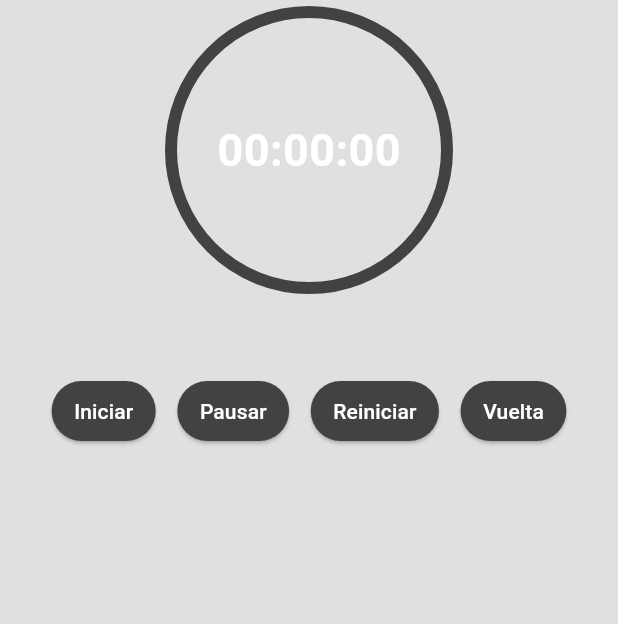
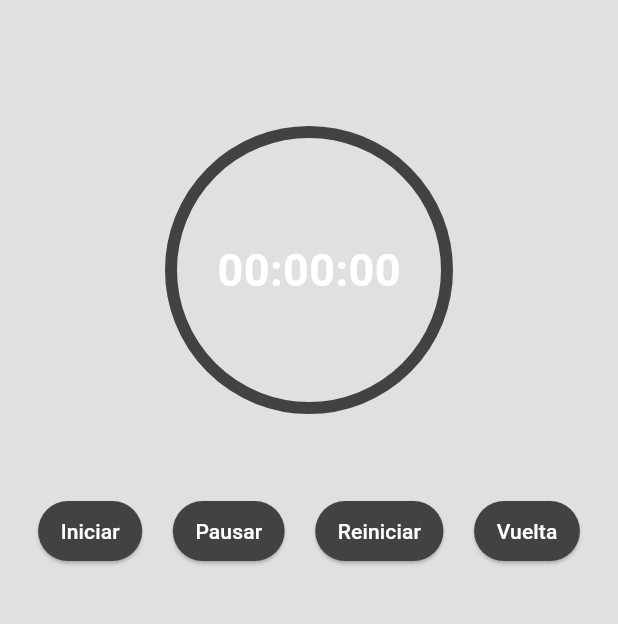
Before and after one commit to niikila/cronometro, a Flutter app: the screen it shows after launch, on a phone screen of 412 x 824 dp, the part 84-708 px from its top. Run offline on Flutter 3.47's test engine with Material 3 defaults, Android fonts, the phone set to English and light mode, and no system bars; our stand-ins replace flutter_local_notifications, permission_handler.

Commit message:
Add Semantic Buttons

```diff
--- a/lib/main.dart
+++ b/lib/main.dart
@@ -6,15 +6,12 @@ import 'package:provider/provider.dart';
 import 'package:cronometro/notifications/notification_service.dart';
 import 'package:permission_handler/permission_handler.dart';
 
-
-
 void main() async {
   WidgetsFlutterBinding.ensureInitialized();
   await NotificationService.initialize(); // INICIALIZA AS NOTIFICAÇÕES
   await Permission.notification.request(); // ES NECESARIO AUTORIZAR POR LA VERSION
-  runApp(MyApp());}
-
-
+  runApp(MyApp());
+}
 
 class MyApp extends StatelessWidget {
   const MyApp({super.key});
@@ -82,7 +79,6 @@ class TimerViewModel extends ChangeNotifier {
     NotificationService.cancelOngoingNotification();
   }
 
-
   void addLap() { // REGISTRAR VUELTA
     if (_stopwatch.isRunning) {
       String lapTime = _formatTime(_stopwatch.elapsedMilliseconds);
@@ -96,7 +92,6 @@ class TimerViewModel extends ChangeNotifier {
     }
   }
 
-
   String _formatTime(int milliseconds) {
     int centiseconds = (milliseconds / 10).truncate();
     int seconds = (centiseconds / 100).truncate();
@@ -108,8 +103,6 @@ class TimerViewModel extends ChangeNotifier {
     return "$minutesStr:$secondsStr:$centisecondsStr";
   }
 }
-
-
 
 class TimerScreen extends StatelessWidget {
   const TimerScreen({super.key});
@@ -125,16 +118,21 @@ class TimerScreen extends StatelessWidget {
           'CRONOMETRO',
           style: TextStyle(
             color: Colors.white,
-              fontWeight: FontWeight.bold,)),
+            fontWeight: FontWeight.bold,
+          ),
+        ),
         backgroundColor: Colors.black12,
       ),
       body: Column(
-        mainAxisAlignment: MainAxisAlignment.center,
+        mainAxisAlignment: MainAxisAlignment.start,
         children: [
           // Círculo animado
-          TweenAnimationBuilder<double>(
-            tween: Tween<double>(
-                begin: 0, end: timerViewModel.elapsedMilliseconds / 60000),
+          Padding(
+            padding: const EdgeInsets.only(top: 80),
+            child: Semantics(
+              label: 'Progresso do cronômetro: ${timerViewModel.elapsedTime}', // Descripción accesible
+              child: TweenAnimationBuilder<double>(
+                tween: Tween<double>(begin: 0, end: timerViewModel.elapsedMilliseconds / 60000),
                 duration: const Duration(milliseconds: 100),
                 builder: (context, value, child) {
                   return CustomPaint(
@@ -146,39 +144,58 @@ class TimerScreen extends StatelessWidget {
                         child: Text(
                           timerViewModel.elapsedTime,
                           style: const TextStyle(
-                          fontSize: 30, fontWeight: FontWeight.bold, color: Colors.white),
+                            fontSize: 30,
+                            fontWeight: FontWeight.bold,
+                            color: Colors.white,
+                          ),
                         ),
                       ),
                     ),
                   );
                 },
               ),
-
+            ),
+          ),
           const SizedBox(height: 50),
-
           // Botones
           Padding(
-            padding: const EdgeInsets.symmetric(horizontal: 20),
+            padding: const EdgeInsets.symmetric(horizontal: 5),
             child: Row(
               mainAxisAlignment: MainAxisAlignment.spaceEvenly,
               children: [
-                _buildButton('Iniciar', timerViewModel.startTimer),
-                _buildButton('Pausar', timerViewModel.pauseTimer),
-                _buildButton('Reiniciar', timerViewModel.resetTimer),
-                _buildButton('Vuelta', timerViewModel.addLap),
+                Semantics(
+                  label: 'Iniciar cronômetro',
+                  button: true,
+                  child: _buildButton('Iniciar', timerViewModel.startTimer),
+                ),
+                Semantics(
+                  label: 'Pausar cronômetro',
+                  button: true,
+                  child: _buildButton('Pausar', timerViewModel.pauseTimer),
+                ),
+                Semantics(
+                  label: 'Reiniciar cronômetro',
+                  button: true,
+                  child: _buildButton('Reiniciar', timerViewModel.resetTimer),
+                ),
+                Semantics(
+                  label: 'Registrar volta',
+                  button: true,
+                  child: _buildButton('Vuelta', timerViewModel.addLap),
+                ),
               ],
             ),
           ),
-
           const SizedBox(height: 30),
-
           // Lista de vueltas
           Expanded(
             child: ListView.builder(
               itemCount: timerViewModel.laps.length,
               itemBuilder: (context, index) {
                 final lap = timerViewModel.laps[index];
-                return ListTile(
+                return Semantics(
+                  label: 'Volta ${index + 1} com tempo: ${lap['vuelta']} e tempo total: ${lap['total']}',
+                  child: ListTile(
                     title: Text(
                       'Volta ${index + 1}: ${lap['vuelta']}',
                       style: const TextStyle(color: Colors.white),
@@ -186,6 +203,7 @@ class TimerScreen extends StatelessWidget {
                     subtitle: Text(
                       'Tempo total: ${lap['total']}',
                       style: const TextStyle(color: Colors.white70),
+                    ),
                   ),
                 );
               },
```
Lines whose indentation alone changed are shown as unchanged.
